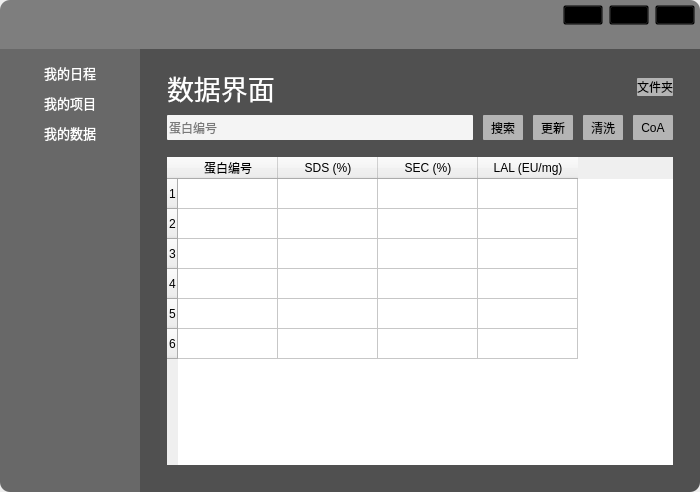
Before: the Qt Designer form Autoseek/main.ui in dongfeixiang/QCseek, drawn with Qt 5.
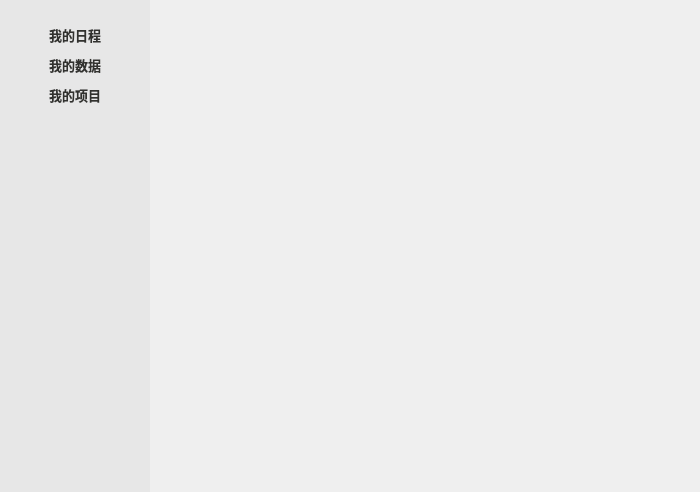
After: the same form once the commit is applied. Icons and pictures are not drawn.

```diff
--- a/Autoseek/main.ui
+++ b/Autoseek/main.ui
@@ -14,7 +14,22 @@
    <string>Autoseek</string>
   </property>
   <property name="styleSheet">
-   <string notr="true"/>
+   <string notr="true">QFrame {
+	border: none;
+}
+QFrame#asider {
+	background-color: rgb(231, 231, 231);
+}
+QFrame#asider QPushButton {
+	border: none;
+	color: rgb(50, 50, 47);
+	font-weight: bold;
+	font-size: 10pt;
+}
+QFrame#asider QPushButton:hover {
+	color: rgb(255, 255, 255);
+	background-color: rgb(97, 97, 97);
+}</string>
   </property>
   <layout class="QHBoxLayout" name="horizontalLayout">
    <property name="spacing">
@@ -33,43 +48,21 @@
     <number>0</number>
    </property>
    <item>
-    <widget class="QFrame" name="frame">
+    <widget class="QFrame" name="asider">
+     <property name="sizePolicy">
+      <sizepolicy hsizetype="Fixed" vsizetype="Preferred">
+       <horstretch>0</horstretch>
+       <verstretch>0</verstretch>
+      </sizepolicy>
+     </property>
+     <property name="minimumSize">
+      <size>
+       <width>150</width>
+       <height>0</height>
+      </size>
+     </property>
      <property name="styleSheet">
-      <string notr="true">QFrame {
-	border: none;
-}
-#header {
-	background-color: rgb(126, 126, 126);
-	border-top-left-radius: 10px;
-	border-top-right-radius: 10px;
-}
-QFrame#header QPushButton {
-	background: transparent;
-}
-QFrame#header QPushButton:hover {
-	border:none;
-	background-color: rgb(135, 135, 135);
-}
-QFrame#header #closeButton:hover {
-	background-color: rgb(255, 0, 0);
-}
-#asider {
-	background-color: rgb(104, 104, 104);
-	border-bottom-left-radius: 10px;
-}
-QFrame#asider QPushButton {
-	font-size: 10pt;
-	color: rgb(255, 255, 255);
-	border-radius: 2px;
-}
-QFrame#asider QPushButton:hover {
-	color: rgb(0, 0, 0);
-	background-color: rgb(184, 184, 184);
-}
-#main {
-	background-color: rgb(80, 80, 80);
-	border-bottom-right-radius: 10px;
-}</string>
+      <string notr="true"/>
      </property>
      <property name="frameShape">
       <enum>QFrame::StyledPanel</enum>
@@ -77,7 +70,107 @@
      <property name="frameShadow">
       <enum>QFrame::Raised</enum>
      </property>
-     <layout class="QVBoxLayout" name="verticalLayout">
+     <layout class="QVBoxLayout" name="verticalLayout_2">
+      <property name="spacing">
+       <number>0</number>
+      </property>
+      <property name="leftMargin">
+       <number>0</number>
+      </property>
+      <property name="topMargin">
+       <number>20</number>
+      </property>
+      <property name="rightMargin">
+       <number>0</number>
+      </property>
+      <item>
+       <widget class="QPushButton" name="menuButton_1">
+        <property name="sizePolicy">
+         <sizepolicy hsizetype="Minimum" vsizetype="Fixed">
+          <horstretch>0</horstretch>
+          <verstretch>0</verstretch>
+         </sizepolicy>
+        </property>
+        <property name="minimumSize">
+         <size>
+          <width>0</width>
+          <height>30</height>
+         </size>
+        </property>
+        <property name="styleSheet">
+         <string notr="true"/>
+        </property>
+        <property name="text">
+         <string>我的日程</string>
+        </property>
+       </widget>
+      </item>
+      <item>
+       <widget class="QPushButton" name="menuButton_2">
+        <property name="minimumSize">
+         <size>
+          <width>0</width>
+          <height>30</height>
+         </size>
+        </property>
+        <property name="styleSheet">
+         <string notr="true"/>
+        </property>
+        <property name="text">
+         <string>我的数据</string>
+        </property>
+       </widget>
+      </item>
+      <item>
+       <widget class="QPushButton" name="menuButton_3">
+        <property name="minimumSize">
+         <size>
+          <width>0</width>
+          <height>30</height>
+         </size>
+        </property>
+        <property name="styleSheet">
+         <string notr="true"/>
+        </property>
+        <property name="text">
+         <string>我的项目</string>
+        </property>
+       </widget>
+      </item>
+      <item>
+       <spacer name="verticalSpacer">
+        <property name="orientation">
+         <enum>Qt::Vertical</enum>
+        </property>
+        <property name="sizeHint" stdset="0">
+         <size>
+          <width>20</width>
+          <height>40</height>
+         </size>
+        </property>
+       </spacer>
+      </item>
+     </layout>
+    </widget>
+   </item>
+   <item>
+    <widget class="QFrame" name="main">
+     <property name="sizePolicy">
+      <sizepolicy hsizetype="Expanding" vsizetype="Preferred">
+       <horstretch>8</horstretch>
+       <verstretch>0</verstretch>
+      </sizepolicy>
+     </property>
+     <property name="styleSheet">
+      <string notr="true"/>
+     </property>
+     <property name="frameShape">
+      <enum>QFrame::StyledPanel</enum>
+     </property>
+     <property name="frameShadow">
+      <enum>QFrame::Raised</enum>
+     </property>
+     <layout class="QVBoxLayout" name="verticalLayout_3">
       <property name="spacing">
        <number>0</number>
       </property>
@@ -94,811 +187,10 @@
        <number>0</number>
       </property>
       <item>
-       <widget class="QFrame" name="header">
-        <property name="sizePolicy">
-         <sizepolicy hsizetype="Preferred" vsizetype="Expanding">
-          <horstretch>0</horstretch>
-          <verstretch>1</verstretch>
-         </sizepolicy>
+       <widget class="QStackedWidget" name="stackedWidget">
+        <property name="currentIndex">
+         <number>-1</number>
         </property>
-        <property name="styleSheet">
-         <string notr="true"/>
-        </property>
-        <property name="frameShape">
-         <enum>QFrame::StyledPanel</enum>
-        </property>
-        <property name="frameShadow">
-         <enum>QFrame::Raised</enum>
-        </property>
-        <layout class="QHBoxLayout" name="horizontalLayout_6">
-         <property name="leftMargin">
-          <number>0</number>
-         </property>
-         <property name="topMargin">
-          <number>0</number>
-         </property>
-         <property name="rightMargin">
-          <number>0</number>
-         </property>
-         <property name="bottomMargin">
-          <number>0</number>
-         </property>
-         <item>
-          <widget class="QFrame" name="frame_15">
-           <property name="frameShape">
-            <enum>QFrame::StyledPanel</enum>
-           </property>
-           <property name="frameShadow">
-            <enum>QFrame::Raised</enum>
-           </property>
-           <layout class="QHBoxLayout" name="horizontalLayout_10">
-            <item>
-             <widget class="QLabel" name="label_4">
-              <property name="sizePolicy">
-               <sizepolicy hsizetype="Preferred" vsizetype="Preferred">
-                <horstretch>0</horstretch>
-                <verstretch>0</verstretch>
-               </sizepolicy>
-              </property>
-              <property name="minimumSize">
-               <size>
-                <width>0</width>
-                <height>0</height>
-               </size>
-              </property>
-              <property name="maximumSize">
-               <size>
-                <width>45</width>
-                <height>30</height>
-               </size>
-              </property>
-              <property name="text">
-               <string/>
-              </property>
-              <property name="pixmap">
-               <pixmap>../resource/logo.png</pixmap>
-              </property>
-              <property name="scaledContents">
-               <bool>true</bool>
-              </property>
-              <property name="alignment">
-               <set>Qt::AlignBottom|Qt::AlignLeading|Qt::AlignLeft</set>
-              </property>
-             </widget>
-            </item>
-           </layout>
-          </widget>
-         </item>
-         <item>
-          <spacer name="horizontalSpacer">
-           <property name="orientation">
-            <enum>Qt::Horizontal</enum>
-           </property>
-           <property name="sizeHint" stdset="0">
-            <size>
-             <width>40</width>
-             <height>20</height>
-            </size>
-           </property>
-          </spacer>
-         </item>
-         <item>
-          <widget class="QFrame" name="frame_14">
-           <property name="frameShape">
-            <enum>QFrame::StyledPanel</enum>
-           </property>
-           <property name="frameShadow">
-            <enum>QFrame::Raised</enum>
-           </property>
-           <layout class="QVBoxLayout" name="verticalLayout_7">
-            <property name="leftMargin">
-             <number>0</number>
-            </property>
-            <property name="topMargin">
-             <number>5</number>
-            </property>
-            <property name="rightMargin">
-             <number>5</number>
-            </property>
-            <property name="bottomMargin">
-             <number>0</number>
-            </property>
-            <item>
-             <widget class="QFrame" name="frame_13">
-              <property name="frameShape">
-               <enum>QFrame::StyledPanel</enum>
-              </property>
-              <property name="frameShadow">
-               <enum>QFrame::Raised</enum>
-              </property>
-              <layout class="QHBoxLayout" name="horizontalLayout_9">
-               <property name="leftMargin">
-                <number>0</number>
-               </property>
-               <property name="topMargin">
-                <number>0</number>
-               </property>
-               <property name="rightMargin">
-                <number>0</number>
-               </property>
-               <property name="bottomMargin">
-                <number>0</number>
-               </property>
-               <item>
-                <widget class="QPushButton" name="minimizeButton">
-                 <property name="minimumSize">
-                  <size>
-                   <width>20</width>
-                   <height>20</height>
-                  </size>
-                 </property>
-                 <property name="autoFillBackground">
-                  <bool>false</bool>
-                 </property>
-                 <property name="text">
-                  <string/>
-                 </property>
-                 <property name="icon">
-                  <iconset>
-                   <normaloff>../resource/Minimize-2.png</normaloff>../resource/Minimize-2.png</iconset>
-                 </property>
-                 <property name="iconSize">
-                  <size>
-                   <width>12</width>
-                   <height>12</height>
-                  </size>
-                 </property>
-                </widget>
-               </item>
-               <item>
-                <widget class="QPushButton" name="maximizeButton">
-                 <property name="minimumSize">
-                  <size>
-                   <width>20</width>
-                   <height>20</height>
-                  </size>
-                 </property>
-                 <property name="text">
-                  <string/>
-                 </property>
-                 <property name="icon">
-                  <iconset>
-                   <normaloff>../resource/Maximize-1.png</normaloff>../resource/Maximize-1.png</iconset>
-                 </property>
-                 <property name="iconSize">
-                  <size>
-                   <width>12</width>
-                   <height>12</height>
-                  </size>
-                 </property>
-                </widget>
-               </item>
-               <item>
-                <widget class="QPushButton" name="closeButton">
-                 <property name="minimumSize">
-                  <size>
-                   <width>20</width>
-                   <height>20</height>
-                  </size>
-                 </property>
-                 <property name="styleSheet">
-                  <string notr="true"/>
-                 </property>
-                 <property name="text">
-                  <string/>
-                 </property>
-                 <property name="icon">
-                  <iconset>
-                   <normaloff>../resource/close.png</normaloff>../resource/close.png</iconset>
-                 </property>
-                 <property name="iconSize">
-                  <size>
-                   <width>12</width>
-                   <height>12</height>
-                  </size>
-                 </property>
-                </widget>
-               </item>
-              </layout>
-             </widget>
-            </item>
-            <item>
-             <spacer name="verticalSpacer_2">
-              <property name="orientation">
-               <enum>Qt::Vertical</enum>
-              </property>
-              <property name="sizeHint" stdset="0">
-               <size>
-                <width>20</width>
-                <height>40</height>
-               </size>
-              </property>
-             </spacer>
-            </item>
-           </layout>
-          </widget>
-         </item>
-        </layout>
-       </widget>
-      </item>
-      <item>
-       <widget class="QFrame" name="frame_3">
-        <property name="sizePolicy">
-         <sizepolicy hsizetype="Preferred" vsizetype="Expanding">
-          <horstretch>0</horstretch>
-          <verstretch>9</verstretch>
-         </sizepolicy>
-        </property>
-        <property name="styleSheet">
-         <string notr="true"/>
-        </property>
-        <property name="frameShape">
-         <enum>QFrame::StyledPanel</enum>
-        </property>
-        <property name="frameShadow">
-         <enum>QFrame::Raised</enum>
-        </property>
-        <layout class="QHBoxLayout" name="horizontalLayout_2">
-         <property name="spacing">
-          <number>0</number>
-         </property>
-         <property name="leftMargin">
-          <number>0</number>
-         </property>
-         <property name="topMargin">
-          <number>0</number>
-         </property>
-         <property name="rightMargin">
-          <number>0</number>
-         </property>
-         <property name="bottomMargin">
-          <number>0</number>
-         </property>
-         <item>
-          <widget class="QFrame" name="asider">
-           <property name="sizePolicy">
-            <sizepolicy hsizetype="Expanding" vsizetype="Preferred">
-             <horstretch>2</horstretch>
-             <verstretch>0</verstretch>
-            </sizepolicy>
-           </property>
-           <property name="styleSheet">
-            <string notr="true"/>
-           </property>
-           <property name="frameShape">
-            <enum>QFrame::StyledPanel</enum>
-           </property>
-           <property name="frameShadow">
-            <enum>QFrame::Raised</enum>
-           </property>
-           <layout class="QVBoxLayout" name="verticalLayout_2">
-            <property name="spacing">
-             <number>0</number>
-            </property>
-            <property name="leftMargin">
-             <number>20</number>
-            </property>
-            <property name="rightMargin">
-             <number>20</number>
-            </property>
-            <item>
-             <widget class="QPushButton" name="pushButton_3">
-              <property name="sizePolicy">
-               <sizepolicy hsizetype="Minimum" vsizetype="Fixed">
-                <horstretch>0</horstretch>
-                <verstretch>0</verstretch>
-               </sizepolicy>
-              </property>
-              <property name="minimumSize">
-               <size>
-                <width>0</width>
-                <height>30</height>
-               </size>
-              </property>
-              <property name="styleSheet">
-               <string notr="true"/>
-              </property>
-              <property name="text">
-               <string>我的日程</string>
-              </property>
-             </widget>
-            </item>
-            <item>
-             <widget class="QPushButton" name="pushButton_4">
-              <property name="minimumSize">
-               <size>
-                <width>0</width>
-                <height>30</height>
-               </size>
-              </property>
-              <property name="styleSheet">
-               <string notr="true"/>
-              </property>
-              <property name="text">
-               <string>我的项目</string>
-              </property>
-             </widget>
-            </item>
-            <item>
-             <widget class="QPushButton" name="pushButton_5">
-              <property name="minimumSize">
-               <size>
-                <width>0</width>
-                <height>30</height>
-               </size>
-              </property>
-              <property name="styleSheet">
-               <string notr="true"/>
-              </property>
-              <property name="text">
-               <string>我的数据</string>
-              </property>
-             </widget>
-            </item>
-            <item>
-             <spacer name="verticalSpacer">
-              <property name="orientation">
-               <enum>Qt::Vertical</enum>
-              </property>
-              <property name="sizeHint" stdset="0">
-               <size>
-                <width>20</width>
-                <height>40</height>
-               </size>
-              </property>
-             </spacer>
-            </item>
-           </layout>
-          </widget>
-         </item>
-         <item>
-          <widget class="QFrame" name="main">
-           <property name="sizePolicy">
-            <sizepolicy hsizetype="Expanding" vsizetype="Preferred">
-             <horstretch>8</horstretch>
-             <verstretch>0</verstretch>
-            </sizepolicy>
-           </property>
-           <property name="styleSheet">
-            <string notr="true"/>
-           </property>
-           <property name="frameShape">
-            <enum>QFrame::StyledPanel</enum>
-           </property>
-           <property name="frameShadow">
-            <enum>QFrame::Raised</enum>
-           </property>
-           <layout class="QVBoxLayout" name="verticalLayout_3">
-            <item>
-             <widget class="QStackedWidget" name="stackedWidget">
-              <property name="currentIndex">
-               <number>2</number>
-              </property>
-              <widget class="QWidget" name="page">
-               <layout class="QVBoxLayout" name="verticalLayout_4">
-                <item>
-                 <widget class="QFrame" name="frame_6">
-                  <property name="sizePolicy">
-                   <sizepolicy hsizetype="Preferred" vsizetype="Expanding">
-                    <horstretch>0</horstretch>
-                    <verstretch>2</verstretch>
-                   </sizepolicy>
-                  </property>
-                  <property name="frameShape">
-                   <enum>QFrame::StyledPanel</enum>
-                  </property>
-                  <property name="frameShadow">
-                   <enum>QFrame::Raised</enum>
-                  </property>
-                  <layout class="QHBoxLayout" name="horizontalLayout_3">
-                   <item>
-                    <widget class="QLabel" name="label">
-                     <property name="styleSheet">
-                      <string notr="true">color: rgb(255, 255, 255);
-font-size: 20pt;</string>
-                     </property>
-                     <property name="text">
-                      <string>日程界面</string>
-                     </property>
-                    </widget>
-                   </item>
-                  </layout>
-                 </widget>
-                </item>
-                <item>
-                 <widget class="QFrame" name="frame_7">
-                  <property name="sizePolicy">
-                   <sizepolicy hsizetype="Preferred" vsizetype="Expanding">
-                    <horstretch>0</horstretch>
-                    <verstretch>8</verstretch>
-                   </sizepolicy>
-                  </property>
-                  <property name="frameShape">
-                   <enum>QFrame::StyledPanel</enum>
-                  </property>
-                  <property name="frameShadow">
-                   <enum>QFrame::Raised</enum>
-                  </property>
-                 </widget>
-                </item>
-               </layout>
-              </widget>
-              <widget class="QWidget" name="page_2">
-               <layout class="QVBoxLayout" name="verticalLayout_5">
-                <item>
-                 <widget class="QFrame" name="frame_8">
-                  <property name="sizePolicy">
-                   <sizepolicy hsizetype="Preferred" vsizetype="Expanding">
-                    <horstretch>0</horstretch>
-                    <verstretch>2</verstretch>
-                   </sizepolicy>
-                  </property>
-                  <property name="frameShape">
-                   <enum>QFrame::StyledPanel</enum>
-                  </property>
-                  <property name="frameShadow">
-                   <enum>QFrame::Raised</enum>
-                  </property>
-                  <layout class="QHBoxLayout" name="horizontalLayout_4">
-                   <item>
-                    <widget class="QLabel" name="label_2">
-                     <property name="styleSheet">
-                      <string notr="true">color: rgb(255, 255, 255);
-font-size: 20pt;</string>
-                     </property>
-                     <property name="text">
-                      <string>项目界面</string>
-                     </property>
-                    </widget>
-                   </item>
-                  </layout>
-                 </widget>
-                </item>
-                <item>
-                 <widget class="QFrame" name="frame_9">
-                  <property name="sizePolicy">
-                   <sizepolicy hsizetype="Preferred" vsizetype="Expanding">
-                    <horstretch>0</horstretch>
-                    <verstretch>8</verstretch>
-                   </sizepolicy>
-                  </property>
-                  <property name="frameShape">
-                   <enum>QFrame::StyledPanel</enum>
-                  </property>
-                  <property name="frameShadow">
-                   <enum>QFrame::Raised</enum>
-                  </property>
-                 </widget>
-                </item>
-               </layout>
-              </widget>
-              <widget class="QWidget" name="page_3">
-               <property name="styleSheet">
-                <string notr="true">QPushButton {
-	background-color: rgb(180, 180, 180);
-	border-radius:1px;
-}
-
-QPushButton:hover {
-	color: rgb(255, 255, 255);
-	background-color: rgb(120, 120, 120);
-}</string>
-               </property>
-               <layout class="QVBoxLayout" name="verticalLayout_6">
-                <property name="spacing">
-                 <number>0</number>
-                </property>
-                <item>
-                 <widget class="QFrame" name="frame_10">
-                  <property name="sizePolicy">
-                   <sizepolicy hsizetype="Preferred" vsizetype="Expanding">
-                    <horstretch>0</horstretch>
-                    <verstretch>1</verstretch>
-                   </sizepolicy>
-                  </property>
-                  <property name="frameShape">
-                   <enum>QFrame::StyledPanel</enum>
-                  </property>
-                  <property name="frameShadow">
-                   <enum>QFrame::Raised</enum>
-                  </property>
-                  <layout class="QHBoxLayout" name="horizontalLayout_5">
-                   <property name="topMargin">
-                    <number>0</number>
-                   </property>
-                   <property name="bottomMargin">
-                    <number>0</number>
-                   </property>
-                   <item>
-                    <widget class="QLabel" name="label_3">
-                     <property name="maximumSize">
-                      <size>
-                       <width>16777215</width>
-                       <height>16777215</height>
-                      </size>
-                     </property>
-                     <property name="styleSheet">
-                      <string notr="true">color: rgb(255, 255, 255);
-font-size: 20pt;</string>
-                     </property>
-                     <property name="text">
-                      <string>数据界面</string>
-                     </property>
-                    </widget>
-                   </item>
-                   <item>
-                    <widget class="QFrame" name="frame_2">
-                     <property name="frameShape">
-                      <enum>QFrame::StyledPanel</enum>
-                     </property>
-                     <property name="frameShadow">
-                      <enum>QFrame::Raised</enum>
-                     </property>
-                     <layout class="QHBoxLayout" name="horizontalLayout_11">
-                      <property name="spacing">
-                       <number>0</number>
-                      </property>
-                      <property name="leftMargin">
-                       <number>0</number>
-                      </property>
-                      <property name="topMargin">
-                       <number>0</number>
-                      </property>
-                      <property name="rightMargin">
-                       <number>0</number>
-                      </property>
-                      <property name="bottomMargin">
-                       <number>0</number>
-                      </property>
-                      <item>
-                       <spacer name="horizontalSpacer_2">
-                        <property name="orientation">
-                         <enum>Qt::Horizontal</enum>
-                        </property>
-                        <property name="sizeHint" stdset="0">
-                         <size>
-                          <width>40</width>
-                          <height>20</height>
-                         </size>
-                        </property>
-                       </spacer>
-                      </item>
-                      <item>
-                       <widget class="QPushButton" name="pushButton">
-                        <property name="text">
-                         <string>文件夹</string>
-                        </property>
-                       </widget>
-                      </item>
-                     </layout>
-                    </widget>
-                   </item>
-                  </layout>
-                 </widget>
-                </item>
-                <item>
-                 <widget class="QFrame" name="frame_12">
-                  <property name="sizePolicy">
-                   <sizepolicy hsizetype="Preferred" vsizetype="Expanding">
-                    <horstretch>0</horstretch>
-                    <verstretch>1</verstretch>
-                   </sizepolicy>
-                  </property>
-                  <property name="frameShape">
-                   <enum>QFrame::StyledPanel</enum>
-                  </property>
-                  <property name="frameShadow">
-                   <enum>QFrame::Raised</enum>
-                  </property>
-                  <layout class="QHBoxLayout" name="horizontalLayout_8">
-                   <property name="spacing">
-                    <number>10</number>
-                   </property>
-                   <property name="topMargin">
-                    <number>5</number>
-                   </property>
-                   <property name="bottomMargin">
-                    <number>5</number>
-                   </property>
-                   <item>
-                    <widget class="QLineEdit" name="lineEdit">
-                     <property name="minimumSize">
-                      <size>
-                       <width>0</width>
-                       <height>25</height>
-                      </size>
-                     </property>
-                     <property name="styleSheet">
-                      <string notr="true">background-color: rgb(244, 244, 244);
-border-radius: 1px;</string>
-                     </property>
-                     <property name="placeholderText">
-                      <string>蛋白编号</string>
-                     </property>
-                    </widget>
-                   </item>
-                   <item>
-                    <widget class="QPushButton" name="pushButton_6">
-                     <property name="minimumSize">
-                      <size>
-                       <width>40</width>
-                       <height>25</height>
-                      </size>
-                     </property>
-                     <property name="styleSheet">
-                      <string notr="true"/>
-                     </property>
-                     <property name="text">
-                      <string>搜索</string>
-                     </property>
-                    </widget>
-                   </item>
-                   <item>
-                    <widget class="QPushButton" name="pushButton_7">
-                     <property name="minimumSize">
-                      <size>
-                       <width>40</width>
-                       <height>25</height>
-                      </size>
-                     </property>
-                     <property name="text">
-                      <string>更新</string>
-                     </property>
-                    </widget>
-                   </item>
-                   <item>
-                    <widget class="QPushButton" name="pushButton_8">
-                     <property name="minimumSize">
-                      <size>
-                       <width>40</width>
-                       <height>25</height>
-                      </size>
-                     </property>
-                     <property name="text">
-                      <string>清洗</string>
-                     </property>
-                    </widget>
-                   </item>
-                   <item>
-                    <widget class="QPushButton" name="pushButton_9">
-                     <property name="minimumSize">
-                      <size>
-                       <width>40</width>
-                       <height>25</height>
-                      </size>
-                     </property>
-                     <property name="text">
-                      <string>CoA</string>
-                     </property>
-                    </widget>
-                   </item>
-                  </layout>
-                 </widget>
-                </item>
-                <item>
-                 <widget class="QFrame" name="frame_11">
-                  <property name="sizePolicy">
-                   <sizepolicy hsizetype="Preferred" vsizetype="Expanding">
-                    <horstretch>0</horstretch>
-                    <verstretch>8</verstretch>
-                   </sizepolicy>
-                  </property>
-                  <property name="frameShape">
-                   <enum>QFrame::StyledPanel</enum>
-                  </property>
-                  <property name="frameShadow">
-                   <enum>QFrame::Raised</enum>
-                  </property>
-                  <layout class="QHBoxLayout" name="horizontalLayout_7">
-                   <item>
-                    <widget class="QTableWidget" name="tableWidget">
-                     <property name="sizeAdjustPolicy">
-                      <enum>QAbstractScrollArea::AdjustIgnored</enum>
-                     </property>
-                     <property name="editTriggers">
-                      <set>QAbstractItemView::NoEditTriggers</set>
-                     </property>
-                     <property name="textElideMode">
-                      <enum>Qt::ElideLeft</enum>
-                     </property>
-                     <property name="gridStyle">
-                      <enum>Qt::SolidLine</enum>
-                     </property>
-                     <property name="wordWrap">
-                      <bool>true</bool>
-                     </property>
-                     <property name="cornerButtonEnabled">
-                      <bool>true</bool>
-                     </property>
-                     <attribute name="horizontalHeaderCascadingSectionResizes">
-                      <bool>false</bool>
-                     </attribute>
-                     <attribute name="horizontalHeaderShowSortIndicator" stdset="0">
-                      <bool>false</bool>
-                     </attribute>
-                     <attribute name="horizontalHeaderStretchLastSection">
-                      <bool>false</bool>
-                     </attribute>
-                     <attribute name="verticalHeaderVisible">
-                      <bool>true</bool>
-                     </attribute>
-                     <attribute name="verticalHeaderShowSortIndicator" stdset="0">
-                      <bool>false</bool>
-                     </attribute>
-                     <attribute name="verticalHeaderStretchLastSection">
-                      <bool>false</bool>
-                     </attribute>
-                     <row>
-                      <property name="text">
-                       <string>1</string>
-                      </property>
-                     </row>
-                     <row>
-                      <property name="text">
-                       <string>2</string>
-                      </property>
-                     </row>
-                     <row>
-                      <property name="text">
-                       <string>3</string>
-                      </property>
-                     </row>
-                     <row>
-                      <property name="text">
-                       <string>4</string>
-                      </property>
-                     </row>
-                     <row>
-                      <property name="text">
-                       <string>5</string>
-                      </property>
-                     </row>
-                     <row>
-                      <property name="text">
-                       <string>6</string>
-                      </property>
-                     </row>
-                     <column>
-                      <property name="text">
-                       <string>蛋白编号</string>
-                      </property>
-                     </column>
-                     <column>
-                      <property name="text">
-                       <string>SDS (%)</string>
-                      </property>
-                     </column>
-                     <column>
-                      <property name="text">
-                       <string>SEC (%)</string>
-                      </property>
-                     </column>
-                     <column>
-                      <property name="text">
-                       <string>LAL (EU/mg)</string>
-                      </property>
-                     </column>
-                     <item row="0" column="0">
-                      <property name="text">
-                       <string/>
-                      </property>
-                      <property name="flags">
-                       <set>ItemIsSelectable|ItemIsEditable|ItemIsDragEnabled|ItemIsDropEnabled|ItemIsEnabled</set>
-                      </property>
-                     </item>
-                    </widget>
-                   </item>
-                  </layout>
-                 </widget>
-                </item>
-               </layout>
-              </widget>
-             </widget>
-            </item>
-           </layout>
-          </widget>
-         </item>
-        </layout>
        </widget>
       </item>
      </layout>
```
Left out of the diff: 39 changed lines with no effect on the pictures.
